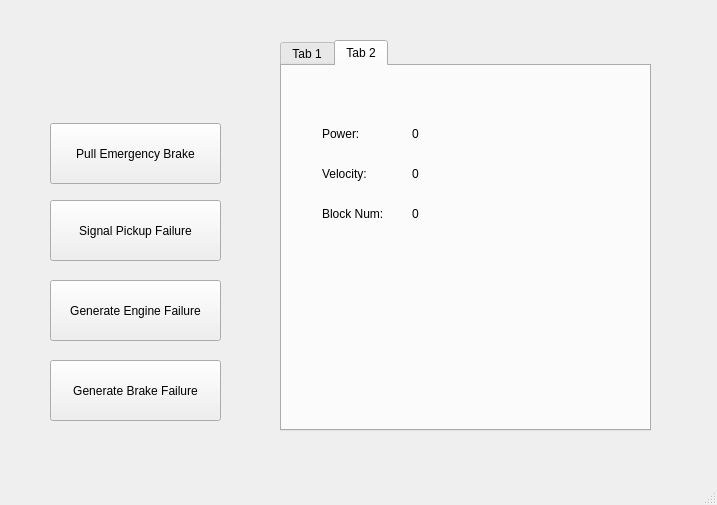
First picture: the form in TrainModel/TrainModelUI.ui, repository marmysl/ece1140, before the edit.
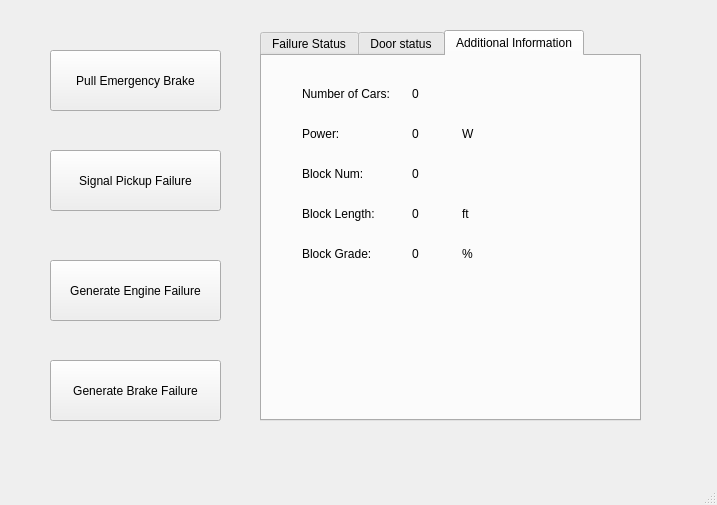
Second picture: the form after the edit.

The edit to the form file:
```diff
--- a/TrainModel/TrainModelUI.ui
+++ b/TrainModel/TrainModelUI.ui
@@ -18,7 +18,7 @@
     <property name="geometry">
      <rect>
       <x>50</x>
-      <y>123</y>
+      <y>50</y>
       <width>171</width>
       <height>61</height>
      </rect>
@@ -31,7 +31,7 @@
     <property name="geometry">
      <rect>
       <x>50</x>
-      <y>200</y>
+      <y>150</y>
       <width>171</width>
       <height>61</height>
      </rect>
@@ -44,7 +44,7 @@
     <property name="geometry">
      <rect>
       <x>50</x>
-      <y>280</y>
+      <y>260</y>
       <width>171</width>
       <height>61</height>
      </rect>
@@ -69,29 +69,86 @@
    <widget class="QTabWidget" name="tabWidget">
     <property name="geometry">
      <rect>
-      <x>280</x>
-      <y>40</y>
-      <width>371</width>
+      <x>260</x>
+      <y>30</y>
+      <width>381</width>
       <height>391</height>
      </rect>
     </property>
     <property name="currentIndex">
-     <number>1</number>
+     <number>2</number>
     </property>
     <widget class="QWidget" name="tab">
      <attribute name="title">
-      <string>Tab 1</string>
+      <string>Failure Status</string>
      </attribute>
     </widget>
     <widget class="QWidget" name="tab_2">
      <attribute name="title">
-      <string>Tab 2</string>
+      <string>Door status</string>
+     </attribute>
+     <widget class="QPushButton" name="pushButton_5">
+      <property name="geometry">
+       <rect>
+        <x>80</x>
+        <y>140</y>
+        <width>211</width>
+        <height>71</height>
+       </rect>
+      </property>
+      <property name="text">
+       <string>Open Doors</string>
+      </property>
+     </widget>
+     <widget class="QPushButton" name="pushButton_6">
+      <property name="geometry">
+       <rect>
+        <x>80</x>
+        <y>250</y>
+        <width>211</width>
+        <height>71</height>
+       </rect>
+      </property>
+      <property name="text">
+       <string>Close Doors</string>
+      </property>
+     </widget>
+     <widget class="QLabel" name="label_8">
+      <property name="geometry">
+       <rect>
+        <x>140</x>
+        <y>20</y>
+        <width>101</width>
+        <height>20</height>
+       </rect>
+      </property>
+      <property name="text">
+       <string>The Doors are:</string>
+      </property>
+     </widget>
+     <widget class="QLabel" name="label_10">
+      <property name="geometry">
+       <rect>
+        <x>130</x>
+        <y>60</y>
+        <width>121</width>
+        <height>41</height>
+       </rect>
+      </property>
+      <property name="text">
+       <string>&lt;html&gt;&lt;head/&gt;&lt;body&gt;&lt;p&gt;&lt;span style=&quot; font-size:36pt;&quot;&gt;Closed&lt;/span&gt;&lt;/p&gt;&lt;/body&gt;&lt;/html&gt;</string>
+      </property>
+     </widget>
+    </widget>
+    <widget class="QWidget" name="infoTab">
+     <attribute name="title">
+      <string>Additional Information</string>
      </attribute>
      <widget class="QLabel" name="label">
       <property name="geometry">
        <rect>
         <x>40</x>
-        <y>60</y>
+        <y>70</y>
         <width>58</width>
         <height>16</height>
        </rect>
@@ -103,8 +160,8 @@
      <widget class="QLabel" name="powerLabel">
       <property name="geometry">
        <rect>
-        <x>130</x>
-        <y>60</y>
+        <x>150</x>
+        <y>70</y>
         <width>58</width>
         <height>16</height>
        </rect>
@@ -117,7 +174,7 @@
       <property name="geometry">
        <rect>
         <x>40</x>
-        <y>140</y>
+        <y>110</y>
         <width>71</width>
         <height>16</height>
        </rect>
@@ -126,37 +183,11 @@
        <string>Block Num:</string>
       </property>
      </widget>
-     <widget class="QLabel" name="label_3">
-      <property name="geometry">
-       <rect>
-        <x>40</x>
-        <y>100</y>
-        <width>58</width>
-        <height>16</height>
-       </rect>
-      </property>
-      <property name="text">
-       <string>Velocity:</string>
-      </property>
-     </widget>
-     <widget class="QLabel" name="velocityLabel">
-      <property name="geometry">
-       <rect>
-        <x>130</x>
-        <y>100</y>
-        <width>58</width>
-        <height>16</height>
-       </rect>
-      </property>
-      <property name="text">
-       <string>0</string>
-      </property>
-     </widget>
      <widget class="QLabel" name="blockNumLabel">
       <property name="geometry">
        <rect>
-        <x>130</x>
-        <y>140</y>
+        <x>150</x>
+        <y>110</y>
         <width>58</width>
         <height>16</height>
        </rect>
@@ -165,6 +196,123 @@
        <string>0</string>
       </property>
      </widget>
+     <widget class="QLabel" name="label_4">
+      <property name="geometry">
+       <rect>
+        <x>40</x>
+        <y>150</y>
+        <width>91</width>
+        <height>16</height>
+       </rect>
+      </property>
+      <property name="text">
+       <string>Block Length:</string>
+      </property>
+     </widget>
+     <widget class="QLabel" name="label_5">
+      <property name="geometry">
+       <rect>
+        <x>40</x>
+        <y>190</y>
+        <width>81</width>
+        <height>16</height>
+       </rect>
+      </property>
+      <property name="text">
+       <string>Block Grade:</string>
+      </property>
+     </widget>
+     <widget class="QLabel" name="label_3">
+      <property name="geometry">
+       <rect>
+        <x>40</x>
+        <y>30</y>
+        <width>101</width>
+        <height>16</height>
+       </rect>
+      </property>
+      <property name="text">
+       <string>Number of Cars:</string>
+      </property>
+     </widget>
+     <widget class="QLabel" name="numCarLabel">
+      <property name="geometry">
+       <rect>
+        <x>150</x>
+        <y>30</y>
+        <width>41</width>
+        <height>16</height>
+       </rect>
+      </property>
+      <property name="text">
+       <string>0</string>
+      </property>
+     </widget>
+     <widget class="QLabel" name="label_11">
+      <property name="geometry">
+       <rect>
+        <x>200</x>
+        <y>70</y>
+        <width>58</width>
+        <height>16</height>
+       </rect>
+      </property>
+      <property name="text">
+       <string>W</string>
+      </property>
+     </widget>
+     <widget class="QLabel" name="blockLengthLabel">
+      <property name="geometry">
+       <rect>
+        <x>150</x>
+        <y>150</y>
+        <width>58</width>
+        <height>16</height>
+       </rect>
+      </property>
+      <property name="text">
+       <string>0</string>
+      </property>
+     </widget>
+     <widget class="QLabel" name="blockGradeLabel">
+      <property name="geometry">
+       <rect>
+        <x>150</x>
+        <y>190</y>
+        <width>58</width>
+        <height>16</height>
+       </rect>
+      </property>
+      <property name="text">
+       <string>0</string>
+      </property>
+     </widget>
+     <widget class="QLabel" name="blockNumLabel_4">
+      <property name="geometry">
+       <rect>
+        <x>200</x>
+        <y>150</y>
+        <width>58</width>
+        <height>16</height>
+       </rect>
+      </property>
+      <property name="text">
+       <string>ft</string>
+      </property>
+     </widget>
+     <widget class="QLabel" name="blockNumLabel_5">
+      <property name="geometry">
+       <rect>
+        <x>200</x>
+        <y>190</y>
+        <width>58</width>
+        <height>16</height>
+       </rect>
+      </property>
+      <property name="text">
+       <string>%</string>
+      </property>
+     </widget>
     </widget>
    </widget>
   </widget>
```
Left out of the diff: 68 changed lines with no effect on the pictures.
